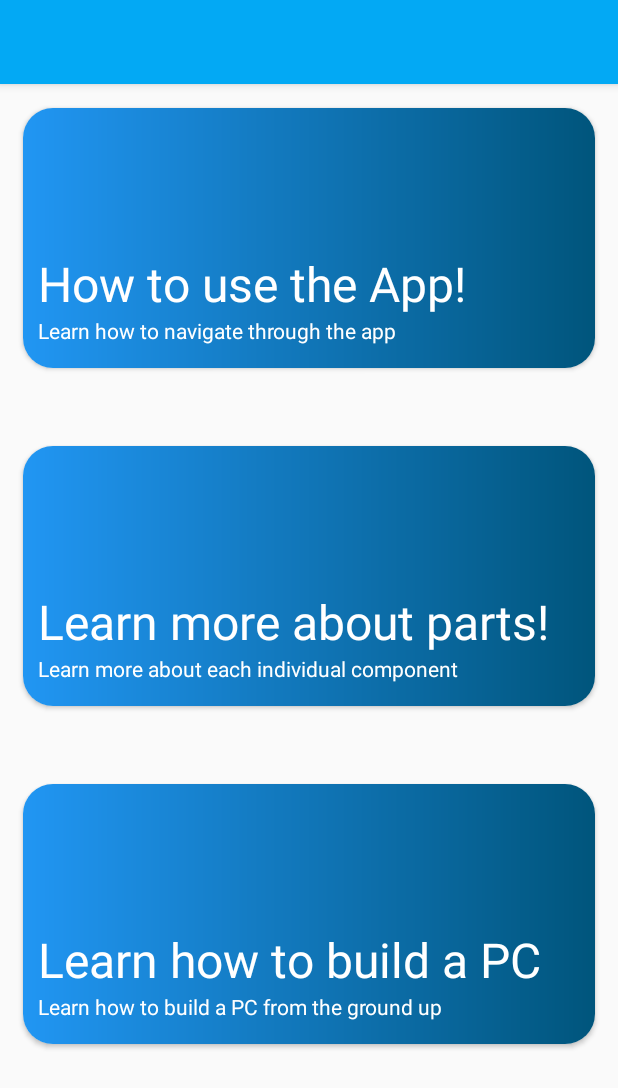
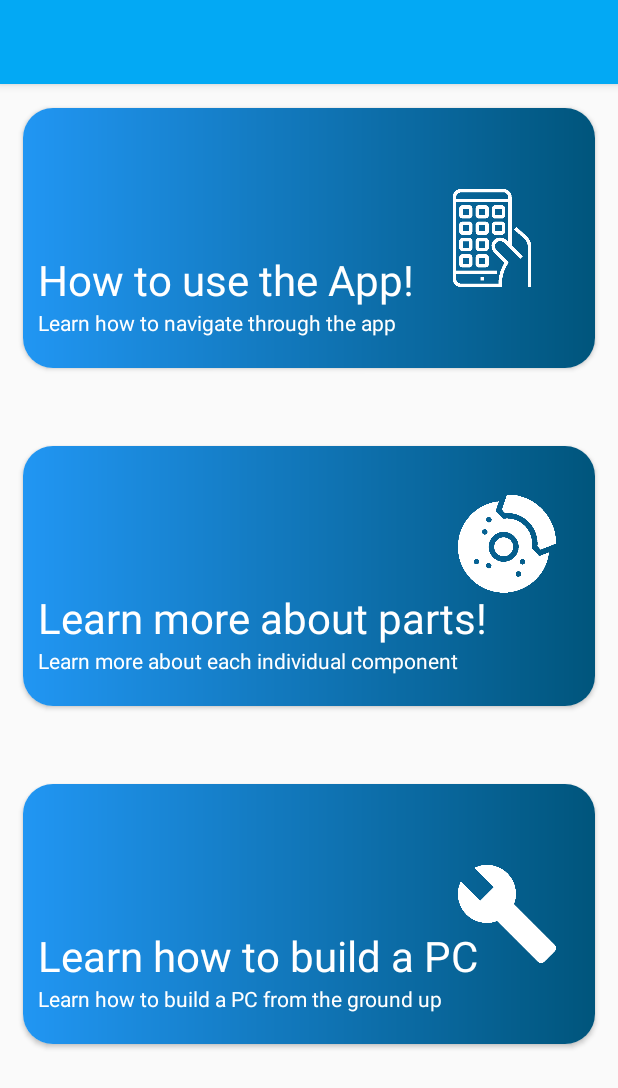
Before and after one commit to ConnerMcGill/HonoursProject, an Android app: the layout activity_guides_landing_page.xml on its own in the app's theme, with its tools: preview values and no code run, on a phone screen of 412 x 824 dp. Shown: the top 1088 px of the screen. Run offline under Robolectric (Android 15) with nearby library versions, the phone set to English and light mode, and no system bars.

Commit message:
Fixed guides landing page intent error

```diff
--- a/app/src/main/AndroidManifest.xml
+++ b/app/src/main/AndroidManifest.xml
@@ -9,6 +9,7 @@
         android:roundIcon="@mipmap/ic_launcher_round"
         android:supportsRtl="true"
         android:theme="@style/AppTheme">
+        <activity android:name=".GuidesLandingPage"></activity>
         <activity
             android:name=".ForgotPasswordActivity"
             android:theme="@style/Theme.AppCompat.Light.NoActionBar" />
--- /dev/null
+++ b/app/src/main/java/com/example/honoursproject/GuidesLandingPage.java
@@ -0,0 +1,14 @@
+package com.example.honoursproject;
+
+import androidx.appcompat.app.AppCompatActivity;
+
+import android.os.Bundle;
+
+public class GuidesLandingPage extends MainActivity {
+
+    @Override
+    protected void onCreate(Bundle savedInstanceState) {
+        super.onCreate(savedInstanceState);
+        setContentView(R.layout.activity_guides_landing_page);
+    }
+}
--- a/app/src/main/res/layout/activity_guide_landing_page.xml
+++ b/app/src/main/res/layout/activity_guides_landing_page.xml
@@ -1,11 +1,11 @@
 <?xml version="1.0" encoding="utf-8"?>
 <androidx.appcompat.widget.LinearLayoutCompat xmlns:android="http://schemas.android.com/apk/res/android"
+    xmlns:app="http://schemas.android.com/apk/res-auto"
+    xmlns:tools="http://schemas.android.com/tools"
     android:layout_width="match_parent"
     android:layout_height="match_parent"
-    xmlns:tools="http://schemas.android.com/tools"
-    xmlns:app="http://schemas.android.com/apk/res-auto"
     android:orientation="vertical"
-    tools:context=".GuideLandingPageActivity">
+    tools:context=".GuidesLandingPage">
 
     <include
         android:id="@+id/toolbar"
@@ -34,11 +34,12 @@
 
 
                 <ImageView
-                    android:layout_width="75dp"
+                    android:layout_width="65dp"
                     android:layout_height="230dp"
-                    android:layout_marginStart="250dp"
-                    android:layout_marginEnd="270dp"
-                    android:contentDescription="@string/create_list_card_icon_description" />
+                    android:layout_marginStart="280dp"
+                    android:layout_marginEnd="310dp"
+                    android:contentDescription="@string/create_list_card_icon_description"
+                    android:src="@drawable/mobile_app" />
 
             </RelativeLayout>
 
@@ -65,7 +66,7 @@
                     android:layout_height="wrap_content"
                     android:text="@string/how_to_use_the_app"
                     android:textColor="#ffff"
-                    android:textSize="32dp">
+                    android:textSize="28sp">
 
                 </TextView>
 
@@ -74,7 +75,7 @@
                     android:layout_height="wrap_content"
                     android:text="@string/learn_how_to_navigate_through_the_app"
                     android:textColor="#ffff"
-                    android:textSize="14dp" />
+                    android:textSize="14sp" />
 
 
             </LinearLayout>
@@ -107,11 +108,12 @@
 
 
                 <ImageView
-                    android:layout_width="75dp"
-                    android:layout_height="230dp"
-                    android:layout_marginStart="250dp"
-                    android:layout_marginEnd="270dp"
-                    android:contentDescription="@string/view_lists_icon_description" />
+                    android:layout_width="65dp"
+                    android:layout_height="130dp"
+                    android:layout_marginStart="290dp"
+                    android:layout_marginEnd="310dp"
+                    android:contentDescription="@string/view_lists_icon_description"
+                    android:src="@drawable/parts_icon"/>
 
             </RelativeLayout>
 
@@ -138,7 +140,7 @@
                     android:layout_height="wrap_content"
                     android:text="@string/learn_more_about_parts"
                     android:textColor="#ffff"
-                    android:textSize="32dp">
+                    android:textSize="28sp">
 
                 </TextView>
 
@@ -147,7 +149,7 @@
                     android:layout_height="wrap_content"
                     android:text="@string/learn_more_about_each_individual_component"
                     android:textColor="#ffff"
-                    android:textSize="14dp" />
+                    android:textSize="14sp" />
 
 
             </LinearLayout>
@@ -180,11 +182,12 @@
 
 
                 <ImageView
-                    android:layout_width="75dp"
-                    android:layout_height="230dp"
-                    android:layout_marginStart="250dp"
-                    android:layout_marginEnd="270dp"
-                    android:contentDescription="@string/png_icon_for_guide_card" />
+                    android:layout_width="65dp"
+                    android:layout_height="210dp"
+                    android:layout_marginStart="290dp"
+                    android:layout_marginEnd="310dp"
+                    android:contentDescription="@string/png_icon_for_guide_card"
+                    android:src="@drawable/build"/>
 
             </RelativeLayout>
 
@@ -211,7 +214,7 @@
                     android:layout_height="wrap_content"
                     android:text="@string/learn_how_to_build_a_pc"
                     android:textColor="#ffff"
-                    android:textSize="32dp">
+                    android:textSize="28sp">
 
                 </TextView>
 
@@ -220,7 +223,7 @@
                     android:layout_height="wrap_content"
                     android:text="@string/learn_how_to_build_a_pc_from_the_ground_up"
                     android:textColor="#ffff"
-                    android:textSize="14dp" />
+                    android:textSize="14sp" />
 
 
             </LinearLayout>
@@ -231,4 +234,5 @@
     </androidx.cardview.widget.CardView>
 
 
+
 </androidx.appcompat.widget.LinearLayoutCompat>
```
Also changed, not shown: app/src/main/java/com/example/honoursproject/GuideLandingPageActivity.java (deleted, +0 -20 lines), app/src/main/java/com/example/honoursproject/MainActivity.java (+10 -2 lines), app/src/main/res/layout/activity_main.xml (+6 -6 lines), app/src/main/res/drawable/build.png (added), app/src/main/res/drawable/mobile_app.png (added), app/src/main/res/drawable/parts_icon.png (added).
